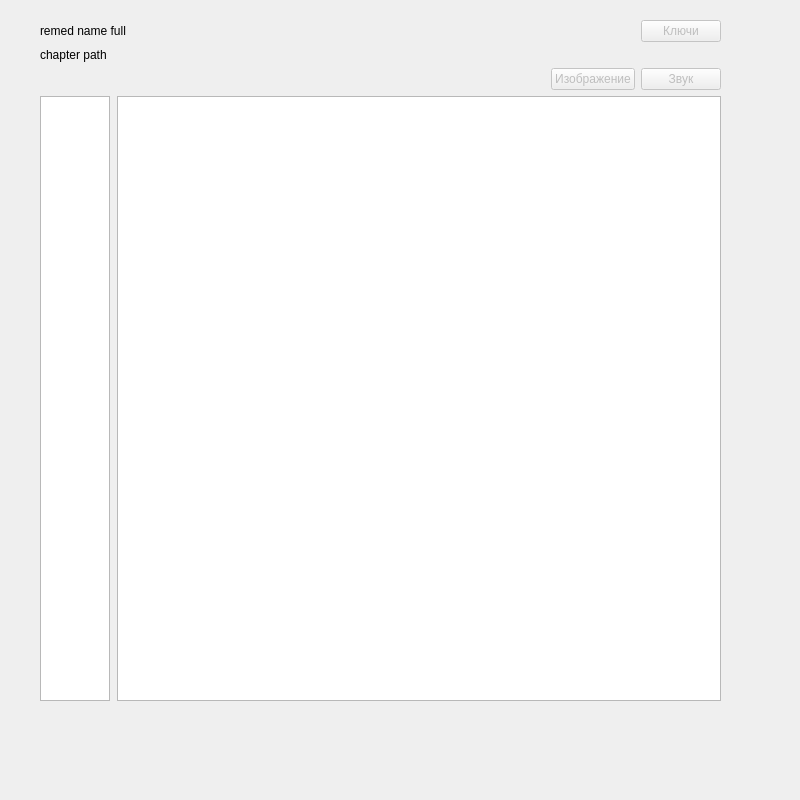
iliner23/openRadar, file remed_author.ui: the form before one commit.
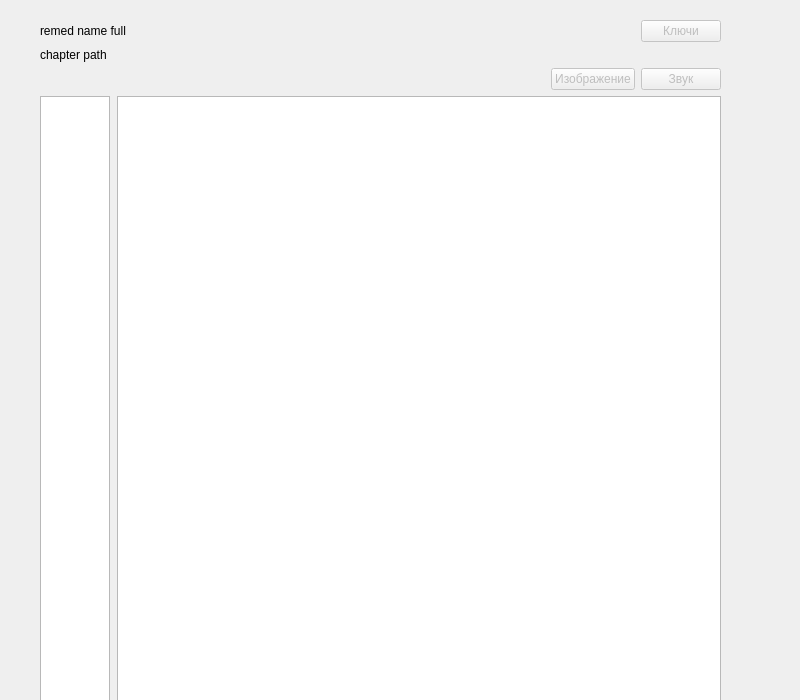
The form after the commit.

```diff
--- a/remed_author.ui
+++ b/remed_author.ui
@@ -7,7 +7,7 @@
     <x>0</x>
     <y>0</y>
     <width>800</width>
-    <height>800</height>
+    <height>700</height>
    </rect>
   </property>
   <property name="baseSize">
```
